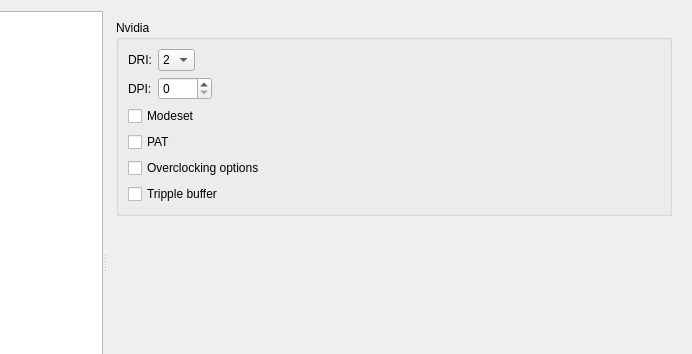
First picture: the form in src/settingsdialog.ui, repository Shatur/optimus-manager-qt, before the edit; both pictures show x 108 to 800 and y 0 to 354 of the 800 by 552 pixel window.
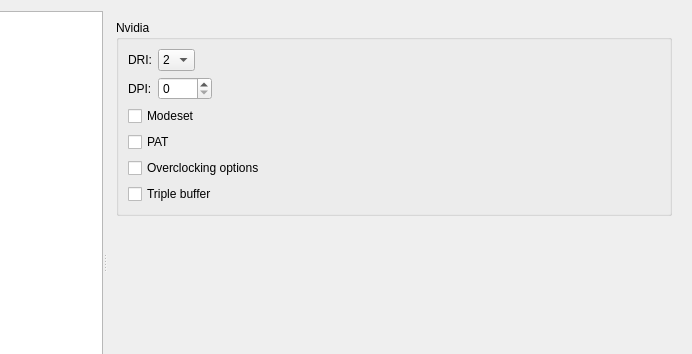
Second picture: the form after the edit. The open tabs and pages were chosen to show the change. Icons and pictures are not drawn.

Commit message: Fix application text * Use tr().arg() instead of string concatenation for better translation; * Fix typo: `tripple` -> `triple`.

The edit to the form file:
```diff
--- a/src/settingsdialog.ui
+++ b/src/settingsdialog.ui
@@ -775,7 +775,7 @@
               <string>&lt;html&gt;&lt;head/&gt;&lt;body&gt;&lt;p&gt;Enable triple buffering&lt;/p&gt;&lt;/body&gt;&lt;/html&gt;</string>
              </property>
              <property name="text">
-              <string>Tripple buffer</string>
+              <string>Triple buffer</string>
              </property>
             </widget>
            </item>
```
Left out of the diff: 2 changed lines with no effect on the pictures. The commit also changes 6 other files.
